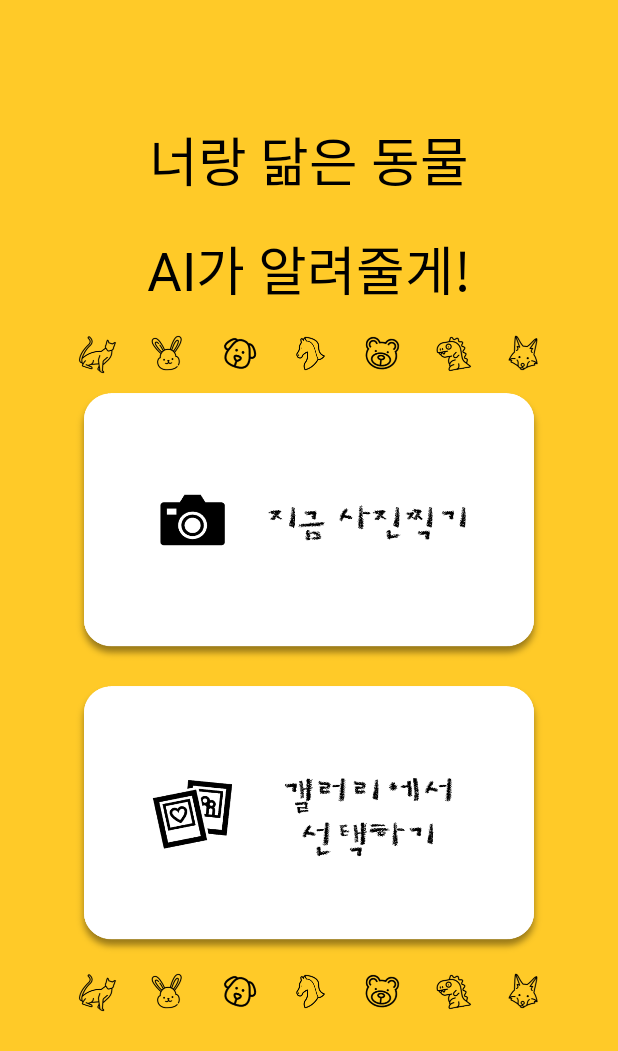
After one commit to KxxHyoRim/WhatDoILookLike_NDK, an Android app: the layout activity_main.xml on its own in the app's theme, with its tools: preview values and no code run, on a phone screen of 412 x 824 dp. The commit adds this screen. Shown: the top 1051 px of the screen. Run offline under Robolectric (Android 15) with nearby library versions, the phone set to English and light mode, and no system bars.

Commit message:
Add MainActivity

```diff
--- a/app/src/main/AndroidManifest.xml
+++ b/app/src/main/AndroidManifest.xml
@@ -38,11 +38,14 @@
         android:supportsRtl="true"
         android:theme="@style/Theme.WhatDoILookLike">
 
-        <activity android:name=".LoadCameraActivity">
+        <activity android:name=".LoadCameraActivity"
+            android:theme="@style/Theme.Design.NoActionBar">
             <!--android:screenOrientation="portrait"-->
             <!--android:configChanges="keyboardHidden|orientation">-->
+        </activity>
 
-        </activity>
+        <activity android:name=".MainActivity"
+            android:theme="@style/Theme.Design.NoActionBar"/>
 
         <activity
             android:name=".SplashActivity"
--- /dev/null
+++ b/app/src/main/java/com/sungshin/whatdoilooklike/MainActivity.java
@@ -0,0 +1,46 @@
+package com.sungshin.whatdoilooklike;
+
+import android.content.Intent;
+import android.os.Bundle;
+import android.util.Log;
+import android.view.View;
+import android.widget.ImageButton;
+
+import androidx.appcompat.app.AppCompatActivity;
+
+public class MainActivity extends AppCompatActivity {
+
+    private ImageButton imgBtn_camera;
+    private ImageButton imgBtn_gallery;
+
+    @Override
+    protected void onCreate(Bundle savedInstanceState) {
+        super.onCreate(savedInstanceState);
+        setContentView(R.layout.activity_main);
+
+        imgBtn_camera = findViewById(R.id.imgBtn_camera);       // 지금 사진찍기
+        imgBtn_gallery = findViewById(R.id.imgBtn_gallery);     // 갤러리로 이동
+
+        imgBtn_camera.setOnClickListener(new View.OnClickListener() {
+            @Override
+            public void onClick(View v) {
+                startActivity(new Intent(MainActivity.this, LoadCameraActivity.class)
+                        .addFlags(Intent.FLAG_ACTIVITY_CLEAR_TASK | Intent.FLAG_ACTIVITY_CLEAR_TOP));
+                Log.e("MainActivity","Pressed");
+            }
+        });
+
+        imgBtn_gallery.setOnClickListener(new View.OnClickListener() {
+            @Override
+            public void onClick(View v) {
+
+                // 갤러리로 이동
+            }
+        });
+
+
+
+
+    }
+
+}
--- a/app/src/main/java/com/sungshin/whatdoilooklike/SplashActivity.java
+++ b/app/src/main/java/com/sungshin/whatdoilooklike/SplashActivity.java
@@ -23,7 +23,7 @@ public class SplashActivity extends AppCompatActivity {
             public void run() {
                 Log.e(Tag,"Application Running.....");
                 // Splash Screen이 뜨고 나서 실행될 Activity 연결
-                startActivity(new Intent(getApplicationContext(), LoadCameraActivity.class));
+                startActivity(new Intent(getApplicationContext(), MainActivity.class));
                 finish();
             }
         }, 2000);
--- a/app/src/main/res/layout/activity_camera.xml
+++ b/app/src/main/res/layout/activity_camera.xml
@@ -41,12 +41,14 @@
             android:layout_width="70dp"
             android:layout_height="70dp"
             android:id="@+id/take_picture_button"
+            android:src="@drawable/take_picture_icon"
             android:layout_marginTop="15dp"/>
 
         <ImageView
             android:layout_width="40dp"
             android:layout_height="40dp"
             android:id="@+id/flip_camera"
+            android:src="@drawable/ic_flip"
             android:layout_marginTop="30dp"
             android:layout_marginLeft="60dp"/>
 
--- /dev/null
+++ b/app/src/main/res/layout/activity_main.xml
@@ -0,0 +1,66 @@
+<?xml version="1.0" encoding="utf-8"?>
+<LinearLayout
+    xmlns:android="http://schemas.android.com/apk/res/android"
+    android:layout_width="match_parent"
+    android:layout_height="match_parent"
+    android:orientation="vertical"
+    android:background="@color/yellow_main">
+
+    <TextView
+        android:layout_width="wrap_content"
+        android:layout_height="wrap_content"
+        android:text="너랑 닮은 동물"
+        android:textSize="35dp"
+        android:fontFamily="@font/crayon"
+        android:textColor="@color/black"
+        android:layout_gravity="center"
+        android:layout_marginTop="80dp"/>
+    <TextView
+        android:layout_width="wrap_content"
+        android:layout_height="wrap_content"
+        android:text="AI가 알려줄게!"
+        android:textSize="35dp"
+        android:fontFamily="@font/crayon"
+        android:textColor="@color/black"
+        android:layout_gravity="center"
+        android:layout_marginTop="20dp"/>
+
+    <ImageView
+        android:layout_width="wrap_content"
+        android:layout_height="30dp"
+        android:src="@drawable/animal_inline"
+        android:layout_marginTop="15dp"
+        android:layout_marginLeft="50dp"
+        android:layout_marginRight="50dp"      />
+
+    <ImageButton
+        android:layout_width="wrap_content"
+        android:adjustViewBounds="true"
+        android:layout_height="180dp"
+        android:layout_marginTop="10dp"
+        android:layout_marginLeft="50dp"
+        android:layout_marginRight="50dp"
+        android:id="@+id/imgBtn_camera"
+        android:background="@drawable/button_take_camera"/>
+
+    <ImageButton
+        android:layout_width="wrap_content"
+        android:adjustViewBounds="true"
+        android:layout_height="180dp"
+        android:layout_marginTop="15dp"
+        android:layout_marginLeft="50dp"
+        android:layout_marginRight="50dp"
+        android:id="@+id/imgBtn_gallery"
+        android:background="@drawable/button_gallery"/>
+
+    <ImageView
+        android:layout_width="wrap_content"
+        android:layout_height="30dp"
+        android:src="@drawable/animal_inline"
+        android:layout_marginTop="10dp"
+        android:layout_marginLeft="50dp"
+        android:layout_marginRight="50dp"      />
+
+
+
+</LinearLayout>
--- a/app/src/main/res/values/themes.xml
+++ b/app/src/main/res/values/themes.xml
@@ -1,6 +1,6 @@
 <resources xmlns:tools="http://schemas.android.com/tools">
     <!-- Base application theme. -->
-    <style name="Theme.WhatDoILookLike" parent="Theme.MaterialComponents.DayNight.DarkActionBar">
+    <style name="Theme.WhatDoILookLike" parent="Theme.AppCompat.NoActionBar">
         <!-- Primary brand color. -->
         <item name="colorPrimary">@color/purple_500</item>
         <item name="colorPrimaryVariant">@color/purple_700</item>
```
Also changed, not shown: app/src/main/res/drawable-v24/animal_inline.png (added), app/src/main/res/drawable-v24/button_gallery.png (added), app/src/main/res/drawable-v24/button_take_camera.png (added), 1 other file.
